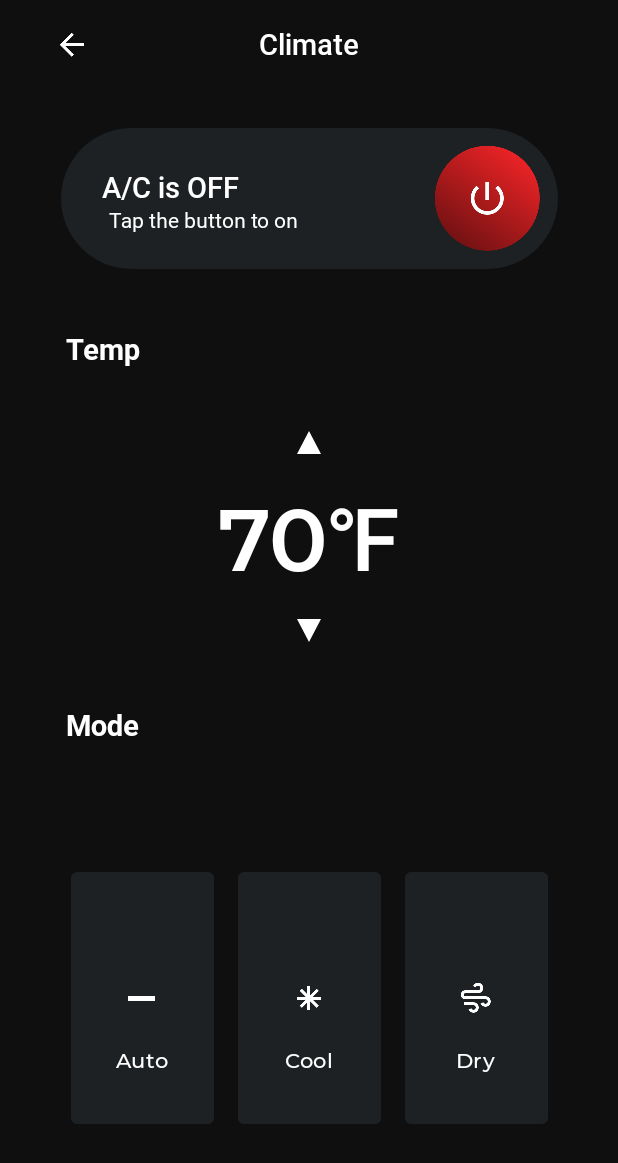
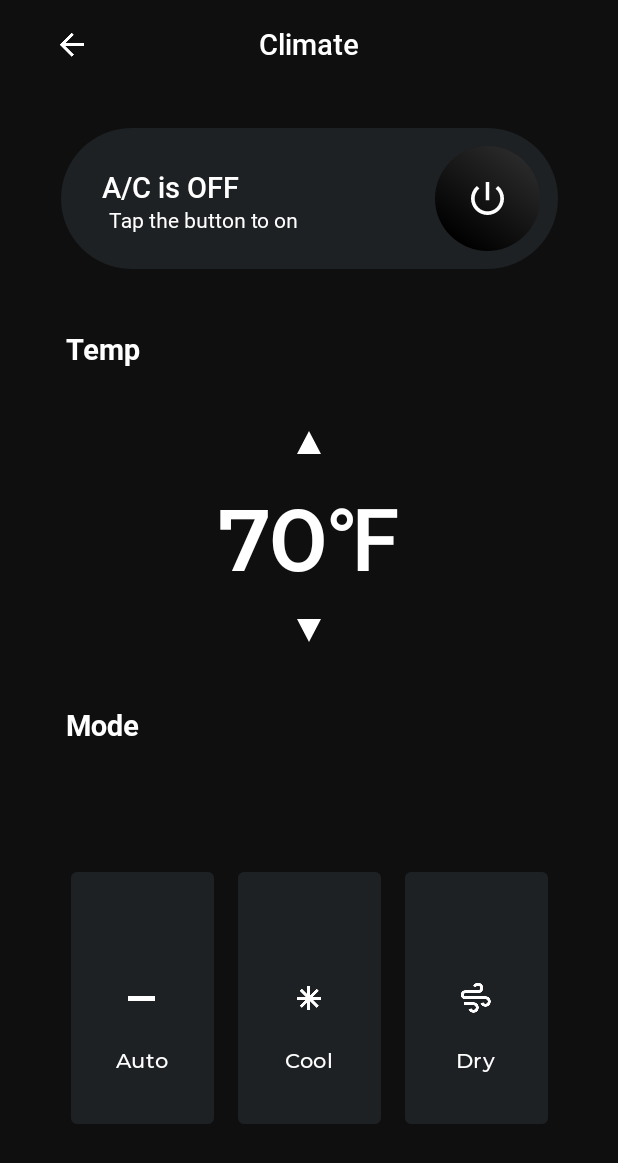
Before and after one commit to jiwon-o/ElectricCarDataApp, an Android app: the TemperatureActivity screen opened directly, with no data from a screen before it, on a phone screen of 412 x 824 dp. Shown: the top 1163 px of the screen. Run offline under Robolectric (Android 15) with nearby library versions, the light colour scheme and no system bars.

Commit message:
Temperature 화면에서 auto / cool / dry 버튼 구현

```diff
--- a/app/build.gradle
+++ b/app/build.gradle
@@ -7,7 +7,7 @@ android {
     buildToolsVersion "30.0.3"
 
     defaultConfig {
-        applicationId "com.example.menu_orangedigit"
+        applicationId "com.example.electriccardataapp"
         minSdkVersion 21
         targetSdkVersion 30
         versionCode 1
--- a/app/src/main/java/com/example/electriccardataapp/TemperatureActivity.java
+++ b/app/src/main/java/com/example/electriccardataapp/TemperatureActivity.java
@@ -1,6 +1,7 @@
 package com.example.electriccardataapp;
 
 import android.content.Context;
+import android.graphics.Color;
 import android.os.Bundle;
 import android.view.Gravity;
 import android.view.View;
@@ -13,15 +14,25 @@ import androidx.appcompat.app.AppCompatActivity;
 
 public class TemperatureActivity extends AppCompatActivity {
 
-    ImageView redButtonImage;
+    ImageView blackButtonImage;
     ImageView backImage;
-    TextView redButtonText1;
-    TextView redButtonText2;
+    TextView blackButtonText1;
+    TextView blackButtonText2;
     TextView temperatureNum;
     ImageView upButtonImage;
     ImageView downButtonImage;
+    ImageView autoButtonImage;
+    ImageView coolButtonImage;
+    ImageView dryButtonImage;
+    ImageView autoImage;
+    ImageView coolImage;
+    ImageView dryImage;
+    TextView autoText;
+    TextView coolText;
+    TextView dryText;
 
-    int btnClick;
+
+    int btnClick=0;
     int count=70;
     boolean i = true;
 
@@ -32,16 +43,30 @@ public class TemperatureActivity extends AppCompatActivity {
         setContentView(R.layout.activity_temperature);
 
         backImage = findViewById(R.id.image_back);
-        redButtonImage = findViewById(R.id.temperature_red_btn);
-        redButtonText1 = findViewById(R.id.red_btn_text1);
-        redButtonText2 = findViewById(R.id.red_btn_text2);
+        blackButtonImage = findViewById(R.id.temperature_black_btn);
+        blackButtonText1 = findViewById(R.id.black_btn_text1);
+        blackButtonText2 = findViewById(R.id.black_btn_text2);
         temperatureNum = findViewById(R.id.temperature_Number);
         upButtonImage = findViewById(R.id.temperature_up_btn);
         downButtonImage = findViewById(R.id.temperature_down_btn);
+        autoButtonImage = findViewById(R.id.temperature_auto_btn);
+        coolButtonImage = findViewById(R.id.temperature_cool_btn);
+        dryButtonImage = findViewById(R.id.temperature_dry_btn);
+        autoImage = findViewById(R.id.img_auto);
+        coolImage = findViewById(R.id.img_cool);
+        dryImage = findViewById(R.id.img_dry);
+        autoText = findViewById(R.id.tv_auto);
+        coolText = findViewById(R.id.tv_cool);
+        dryText = findViewById(R.id.tv_dry);
+
 
         backButton(backImage);
 
-        temperatureButton(redButtonImage);
+        temperatureButton(blackButtonImage);
+
+        autoButton(autoButtonImage);
+        coolButton(coolButtonImage);
+        dryButton(dryButtonImage);
 
         upDownButton upDownButton = new upDownButton();
         temperatureNum.setText(count+"");
@@ -52,7 +77,6 @@ public class TemperatureActivity extends AppCompatActivity {
 
 
     private void backButton(ImageView backImage){
-        btnClick=0;
         backImage.setOnClickListener(new View.OnClickListener() {
             @Override
             public void onClick(View v) {
@@ -61,20 +85,19 @@ public class TemperatureActivity extends AppCompatActivity {
         });
     }
 
-    private void temperatureButton(ImageView redButtonImage){
-        redButtonImage.setOnClickListener(new View.OnClickListener(){
+    private void temperatureButton(ImageView blackButtonImage){
+        blackButtonImage.setOnClickListener(new View.OnClickListener(){
             @Override
             public void onClick(View v) {
-
                 if(btnClick%2==0) {
-                    redButtonImage.setImageResource(R.drawable.btn_circle_green);
-                    redButtonText1.setText("A/C is ON");
-                    redButtonText2.setText("Tap the button to off");
+                    blackButtonImage.setImageResource(R.drawable.btn_circle_red);
+                    blackButtonText1.setText("A/C is ON");
+                    blackButtonText2.setText("Tap the button to off");
                     btnClick++;
                 }else if(btnClick%2==1){
-                    redButtonImage.setImageResource(R.drawable.btn_circle_red);
-                    redButtonText1.setText("A/C is OFF");
-                    redButtonText2.setText("Tap the button to on");
+                    blackButtonImage.setImageResource(R.drawable.btn_circle_black);
+                    blackButtonText1.setText("A/C is OFF");
+                    blackButtonText2.setText("Tap the button to on");
                     btnClick++;
                 }
 
@@ -99,22 +122,23 @@ public class TemperatureActivity extends AppCompatActivity {
             if(btnClick%2==1) {
                 switch (v.getId()) {
                     case R.id.temperature_up_btn: {
-                        count = count + 1;
+                        if (count < 85) {
+                            count = count + 1;
+                        }
                         temperatureNum.setText(count + "");
                         break;
                     }
                     case R.id.temperature_down_btn: {
-                        count = count - 1;
+                        if (count > 65) {
+                            count = count - 1;
+                        }
                         temperatureNum.setText(count + "");
                         break;
                     }
                 }
             }else if(btnClick%2==0){
                 switch (v.getId()) {
-                    case R.id.temperature_up_btn: {
-                        setCustomToast(getApplicationContext());
-                        break;
-                    }
+                    case R.id.temperature_up_btn:
                     case R.id.temperature_down_btn: {
                         setCustomToast(getApplicationContext());
                         break;
@@ -125,6 +149,58 @@ public class TemperatureActivity extends AppCompatActivity {
     }
 
 
+    private void autoButton(ImageView autoButtonImage){
+        autoButtonImage.setOnClickListener(new View.OnClickListener(){
+            @Override
+            public void onClick(View v) {
+                if (i == true){
+                    autoImage.setImageResource(R.drawable.ic_mode_auto_red);
+                    autoText.setTextColor(Color.RED);
+                    i = false;
+                }else {
+                    autoImage.setImageResource(R.drawable.ic_mode_auto);
+                    autoText.setTextColor(Color.WHITE);
+                    i = true;
+                }
+            }
+        });
+    }
+
+    private void coolButton(ImageView coolButtonImage){
+        coolButtonImage.setOnClickListener(new View.OnClickListener(){
+            @Override
+            public void onClick(View v) {
+                if (i == true){
+                    coolImage.setImageResource(R.drawable.ic_mode_cool_red);
+                    coolText.setTextColor(Color.RED);
+                    i = false;
+                }else {
+                    coolImage.setImageResource(R.drawable.ic_mode_cool);
+                    coolText.setTextColor(Color.WHITE);
+                    i = true;
+                }
+            }
+        });
+    }
+
+    private void dryButton(ImageView dryButtonImage){
+        dryButtonImage.setOnClickListener(new View.OnClickListener(){
+            @Override
+            public void onClick(View v) {
+                if (i == true){
+                    dryImage.setImageResource(R.drawable.ic_mode_dry_red);
+                    dryText.setTextColor(Color.RED);
+                    i = false;
+                }else {
+                    dryImage.setImageResource(R.drawable.ic_mode_dry);
+                    dryText.setTextColor(Color.WHITE);
+                    i = true;
+                }
+            }
+        });
+    }
+
+
 
 
 
--- a/app/src/main/res/layout/activity_temperature.xml
+++ b/app/src/main/res/layout/activity_temperature.xml
@@ -74,7 +74,7 @@
                 android:src="@drawable/bg_btn_black" />
 
             <TextView
-                android:id="@+id/red_btn_text1"
+                android:id="@+id/black_btn_text1"
                 android:layout_width="wrap_content"
                 android:layout_height="wrap_content"
                 android:layout_marginLeft="27dp"
@@ -87,7 +87,7 @@
                 android:textStyle="normal" />
 
             <TextView
-                android:id="@+id/red_btn_text2"
+                android:id="@+id/black_btn_text2"
                 android:layout_width="wrap_content"
                 android:layout_height="wrap_content"
                 android:layout_marginLeft="32dp"
@@ -100,12 +100,12 @@
                 android:textStyle="normal" />
 
             <ImageView
-                android:id="@+id/temperature_red_btn"
+                android:id="@+id/temperature_black_btn"
                 android:layout_width="wrap_content"
                 android:layout_height="wrap_content"
                 android:layout_gravity="right|center_vertical"
                 android:layout_marginRight="12dp"
-                android:src="@drawable/btn_circle_red" />
+                android:src="@drawable/btn_circle_black" />
         </FrameLayout>
     </LinearLayout>
 
@@ -219,19 +219,21 @@
             android:onClick="modeClick">
 
             <ImageView
+                android:id="@+id/temperature_auto_btn"
                 android:layout_width="wrap_content"
                 android:layout_height="wrap_content"
                 android:src="@drawable/btn_mode" />
 
 
             <ImageView
-                android:id="@+id/autoImage"
+                android:id="@+id/img_auto"
                 android:layout_width="wrap_content"
                 android:layout_height="wrap_content"
                 android:layout_gravity="center"
                 android:src="@drawable/ic_mode_auto" />
 
             <TextView
+                android:id="@+id/tv_auto"
                 android:layout_width="wrap_content"
                 android:layout_height="wrap_content"
                 android:layout_gravity="center_horizontal|bottom"
@@ -253,18 +255,20 @@
             android:onClick="modeClick">
 
             <ImageView
+                android:id="@+id/temperature_cool_btn"
                 android:layout_width="wrap_content"
                 android:layout_height="wrap_content"
                 android:src="@drawable/btn_mode" />
 
             <ImageView
-                android:id="@+id/coolImage"
+                android:id="@+id/img_cool"
                 android:layout_width="wrap_content"
                 android:layout_height="wrap_content"
                 android:layout_gravity="center"
                 android:src="@drawable/ic_mode_cool" />
 
             <TextView
+                android:id="@+id/tv_cool"
                 android:layout_width="wrap_content"
                 android:layout_height="wrap_content"
                 android:layout_gravity="center_horizontal|bottom"
@@ -286,18 +290,20 @@
             android:onClick="modeClick">
 
             <ImageView
+                android:id="@+id/temperature_dry_btn"
                 android:layout_width="wrap_content"
                 android:layout_height="wrap_content"
                 android:src="@drawable/btn_mode" />
 
             <ImageView
-                android:id="@+id/dryImage"
+                android:id="@+id/img_dry"
                 android:layout_width="wrap_content"
                 android:layout_height="wrap_content"
                 android:layout_gravity="center"
                 android:src="@drawable/ic_mode_dry" />
 
             <TextView
+                android:id="@+id/tv_dry"
                 android:layout_width="wrap_content"
                 android:layout_height="wrap_content"
                 android:layout_gravity="center_horizontal|bottom"
```
Also changed, not shown: app/src/main/res/drawable-hdpi/btn_circle_black.png (added), app/src/main/res/drawable-mdpi/btn_circle_black.png (added), app/src/main/res/drawable-xhdpi/btn_circle_black.png (added), app/src/main/res/drawable-xxhdpi/btn_circle_black.png (added), app/src/main/res/drawable-xxxhdpi/btn_circle_black.png (added), 1 other file.
